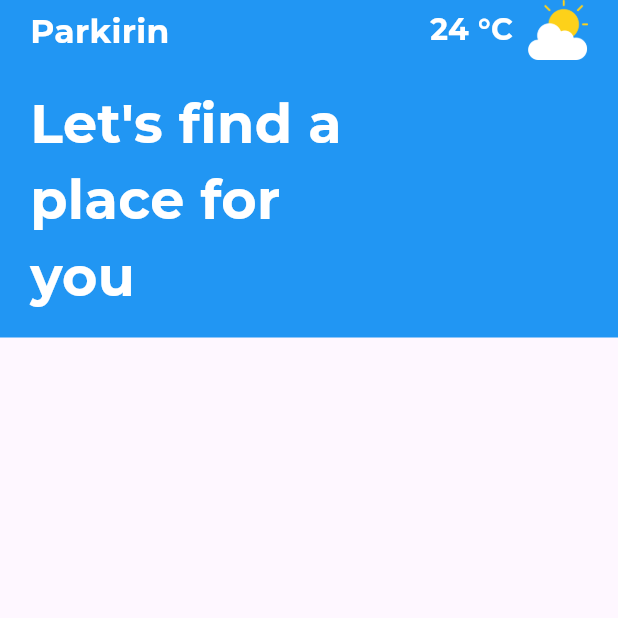
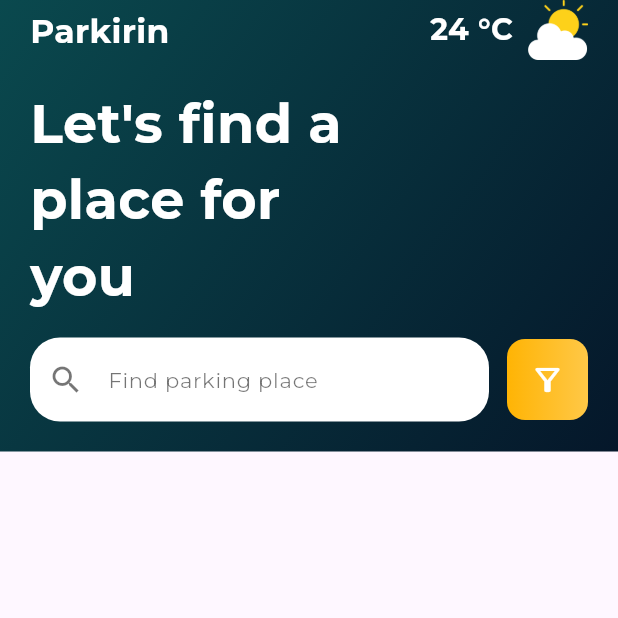
Before and after one commit to KeingCasabona/Tecsup-semana8-flutter_codigo_ui, a Flutter app: the screen it shows after launch, on a phone screen of 412 x 824 dp, the top half of it. Run offline on Flutter 3.47's test engine with Material 3 defaults, Android fonts, the phone set to English and light mode, and no system bars; our stand-ins replace google_fonts.

Commit message:
feat: Add header gradient

```diff
--- a/lib/pages/home_page.dart
+++ b/lib/pages/home_page.dart
@@ -13,11 +13,23 @@ class HomePage extends StatelessWidget {
         child: Column(
           children: [
             Container(
+              decoration: BoxDecoration(
+                gradient: LinearGradient(
+                  begin: Alignment.topLeft,
+                  end: Alignment.bottomRight,
+                  colors: [
+                    Color(0XFF0A494E),
+                    Color(0xff05172a),
+                  ],
+                ),
+              ),
               padding: EdgeInsets.symmetric(horizontal: 20),
               //height: 300,
               width: double.infinity,
-              color: Colors.blue,
-              child: SafeArea(
+
+              child: Padding(
+                padding:
+                    EdgeInsets.only(top: MediaQuery.of(context).padding.top),
                 child: Column(
                   children: [
                     Row(
@@ -66,7 +78,56 @@ class HomePage extends StatelessWidget {
                           ),
                         ),
                       ),
-                    )
+                    ),
+                    Row(
+                      children: [
+                        Expanded(
+                          child: TextField(
+                            decoration: InputDecoration(
+                              prefixIcon: Icon(
+                                Icons.search,
+                                color: Colors.black54,
+                              ),
+                              hintText: 'Find parking place',
+                              hintStyle: GoogleFonts.montserrat(
+                                color: Colors.black54,
+                                fontSize: 14,
+                                fontWeight: FontWeight.w400,
+                              ),
+                              filled: true,
+                              fillColor: Colors.white,
+                              enabledBorder: OutlineInputBorder(
+                                borderRadius: BorderRadius.circular(20),
+                                borderSide: BorderSide.none,
+                              ),
+                              focusedBorder: OutlineInputBorder(
+                                borderRadius: BorderRadius.circular(20),
+                                borderSide: BorderSide.none,
+                              ),
+                            ),
+                          ),
+                        ),
+                        SizedBox(width: 12),
+                        Container(
+                          height: 54,
+                          width: 54,
+                          child: Icon(
+                            Icons.filter_alt_outlined,
+                            color: Colors.white,
+                          ),
+                          decoration: BoxDecoration(
+                            borderRadius: BorderRadius.circular(12),
+                            gradient: LinearGradient(
+                              colors: [
+                                Color(0xffFFb404),
+                                Color.fromARGB(255, 255, 200, 71),
+                              ],
+                            ),
+                          ),
+                        )
+                      ],
+                    ),
+                    SizedBox(height: 20),
                   ],
                 ),
               ),
```
Also changed, not shown: 3 other files.
